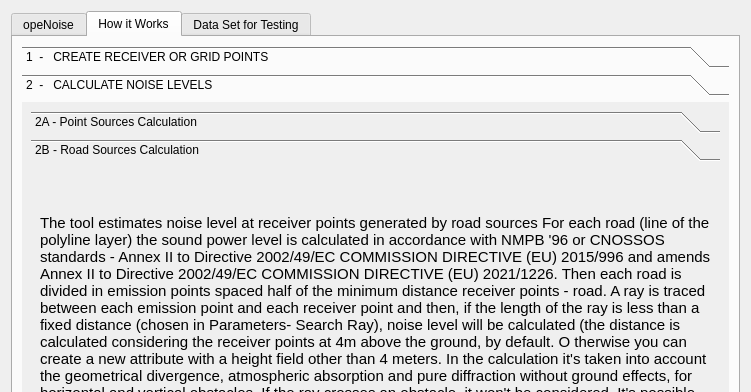
pierluigiderosa/openoise, file tools/ui_Helps.ui: the form before one commit; both pictures show x 0 to 751 and y 0 to 392 of the 751 by 847 pixel window.
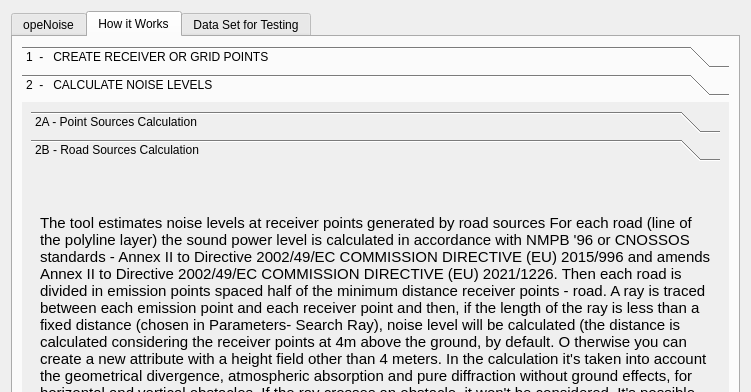
The form after the commit. The open tabs and pages were chosen to show the change.

Commit message: - fix for text help and infos - new GUIs

What changed in the file:
```diff
--- a/tools/ui_Helps.ui
+++ b/tools/ui_Helps.ui
@@ -119,8 +119,8 @@
            <rect>
             <x>0</x>
             <y>0</y>
-            <width>107</width>
-            <height>169</height>
+            <width>98</width>
+            <height>141</height>
            </rect>
           </property>
           <attribute name="label">
@@ -170,8 +170,8 @@
                <rect>
                 <x>0</x>
                 <y>0</y>
-                <width>252</width>
-                <height>2766</height>
+                <width>205</width>
+                <height>2316</height>
                </rect>
               </property>
               <attribute name="label">
@@ -189,7 +189,7 @@
                   </font>
                  </property>
                  <property name="text">
-                  <string>&lt;html&gt;&lt;head/&gt;&lt;body&gt;&lt;p align=&quot;justify&quot;&gt;&lt;span style=&quot; font-weight:600;&quot;&gt;The tool estimates noise level at receiver points generated by road sources &lt;/span&gt;&lt;/p&gt;&lt;p align=&quot;justify&quot;&gt;&lt;br/&gt;For each road (line of the polyline layer) the sound power level is calculated in accordance with NMPB '96 or CNOSSOS standards - Annex II to Directive 2002/49/EC COMMISSION DIRECTIVE (EU) 2015/996 and amends Annex II to Directive 2002/49/EC COMMISSION DIRECTIVE (EU) 2021/1226.&lt;/p&gt;&lt;p align=&quot;justify&quot;&gt;&lt;span style=&quot; text-decoration: underline;&quot;&gt;Then each road is divided in emission points spaced half of the minimum distance receiver points - road. &lt;/span&gt;&lt;/p&gt;&lt;p align=&quot;justify&quot;&gt;A ray is traced between each emission point and each receiver point and then, if the length of the ray is less than a fixed distance (chosen in Parameters-&amp;gt; Search Ray), noise level will be calculated (the distance is calculated considering the receiver points at 4m above the ground, by default. &lt;a name=&quot;tw-target-text&quot;/&gt;&lt;span style=&quot; text-decoration: underline;&quot;&gt;O&lt;/span&gt;&lt;span style=&quot; text-decoration: underline;&quot;&gt;therwise you can create a new attribute with a height field other than 4 meters.&lt;br/&gt;&lt;/span&gt;&lt;/p&gt;&lt;p align=&quot;justify&quot;&gt;In the calculation it's taken into account the geometrical divergence, atmospheric absorption and pure diffraction without ground effects, for horizontal and vertical obstacles.&lt;/p&gt;&lt;p align=&quot;justify&quot;&gt;If the ray crosses an obstacle, it won't be considered.&lt;/p&gt;&lt;p align=&quot;justify&quot;&gt;It's possible to create the emission points and rays layers. &lt;br/&gt;&lt;br/&gt;In the calculation the buldings are considerable as obstacles. For this reason it is possible to insert noise barrier in this layer.&lt;br/&gt;&lt;br/&gt;To take into account the building in 3D you can create a new attribute with a height field of buildings.&lt;br/&gt;&lt;/p&gt;&lt;p align=&quot;justify&quot;&gt;&lt;br/&gt;The computation is available for 4 reference periods: Generic, Day, Evening, Nigth. &lt;br/&gt;In addition, it is possible to calculate Lden using the indication of the European Directive 2002/49/EC (defining the lasting time for each reference period). &lt;/p&gt;&lt;p align=&quot;justify&quot;&gt;&lt;br/&gt;The results are written in the attribute table of the receiver points layer and are expressed in dB(A). &lt;br/&gt;&lt;br/&gt;&lt;span style=&quot; font-weight:600; font-style:italic;&quot;&gt;WARNING: &lt;/span&gt;if the level is not calculated or is less than zero the value -99 is assigned.&lt;/p&gt;&lt;p align=&quot;justify&quot;&gt;&lt;br/&gt;&lt;span style=&quot; font-style:italic;&quot;&gt;INPUT DATA: &lt;/span&gt;&lt;/p&gt;&lt;p align=&quot;justify&quot;&gt;- Receiver points (Point layer)&lt;/p&gt;&lt;p align=&quot;justify&quot;&gt;- Roads (Polyline layer) - In the attributes table it's necessary to have some fields with information about the characteristic of the single road to estimates the sound power level in accordance with NMPB '96 and CNOSSOS (Example can be viewed in the Data Set for testing).&lt;/p&gt;&lt;p align=&quot;justify&quot;&gt;- Buildings (Polygon layer) - optional -&lt;/p&gt;&lt;p align=&quot;justify&quot;&gt;&lt;br/&gt;&lt;span style=&quot; font-style:italic;&quot;&gt;OUTPUT DATA:&lt;/span&gt;&lt;/p&gt;&lt;p align=&quot;justify&quot;&gt;- Direct sound rays (Polyline layer) - optional -&lt;br/&gt;- Diffracted sound rays (Polyline layer) - optional -&lt;/p&gt;&lt;p align=&quot;justify&quot;&gt;&lt;br/&gt;&lt;span style=&quot; font-weight:600; font-style:italic;&quot;&gt;Reference Layer in - Data Set for Testing -&lt;/span&gt;&lt;/p&gt;&lt;p align=&quot;justify&quot;&gt;1. buildings&lt;br/&gt;2. receveir_points (layer created with the tool 'Create Receiver or Grid Points')&lt;br/&gt;4. roads_NMPB_emission&lt;br/&gt;5. roads_NMPB_traffic_flow&lt;br/&gt;6. roads_CNOSSOS_traffic_flow&lt;br/&gt;&lt;/p&gt;&lt;/body&gt;&lt;/html&gt;</string>
+                  <string>&lt;html&gt;&lt;head/&gt;&lt;body&gt;&lt;p align=&quot;justify&quot;&gt;&lt;span style=&quot; font-weight:600;&quot;&gt;The tool estimates noise levels at receiver points generated by road sources &lt;/span&gt;&lt;/p&gt;&lt;p align=&quot;justify&quot;&gt;&lt;br/&gt;For each road (line of the polyline layer) the sound power level is calculated in accordance with NMPB '96 or CNOSSOS standards - Annex II to Directive 2002/49/EC COMMISSION DIRECTIVE (EU) 2015/996 and amends Annex II to Directive 2002/49/EC COMMISSION DIRECTIVE (EU) 2021/1226.&lt;/p&gt;&lt;p align=&quot;justify&quot;&gt;&lt;span style=&quot; text-decoration: underline;&quot;&gt;Then each road is divided in emission points spaced half of the minimum distance receiver points - road. &lt;/span&gt;&lt;/p&gt;&lt;p align=&quot;justify&quot;&gt;A ray is traced between each emission point and each receiver point and then, if the length of the ray is less than a fixed distance (chosen in Parameters-&amp;gt; Search Ray), noise level will be calculated (the distance is calculated considering the receiver points at 4m above the ground, by default. &lt;a name=&quot;tw-target-text&quot;/&gt;&lt;span style=&quot; text-decoration: underline;&quot;&gt;O&lt;/span&gt;&lt;span style=&quot; text-decoration: underline;&quot;&gt;therwise you can create a new attribute with a height field other than 4 meters.&lt;br/&gt;&lt;/span&gt;&lt;/p&gt;&lt;p align=&quot;justify&quot;&gt;In the calculation it's taken into account the geometrical divergence, atmospheric absorption and pure diffraction without ground effects, for horizontal and vertical obstacles.&lt;/p&gt;&lt;p align=&quot;justify&quot;&gt;If the ray crosses an obstacle, it won't be considered.&lt;/p&gt;&lt;p align=&quot;justify&quot;&gt;It's possible to create the emission points and rays layers. &lt;br/&gt;&lt;br/&gt;In the calculation the buldings are considerable as obstacles. For this reason it is possible to insert noise barrier in this layer.&lt;br/&gt;&lt;br/&gt;To take into account the building in 3D you can create a new attribute with a height field of buildings.&lt;br/&gt;&lt;/p&gt;&lt;p align=&quot;justify&quot;&gt;&lt;br/&gt;The computation is available for 4 reference periods: Generic, Day, Evening, Nigth. &lt;br/&gt;In addition, it is possible to calculate Lden using the indication of the European Directive 2002/49/EC (defining the lasting time for each reference period). &lt;/p&gt;&lt;p align=&quot;justify&quot;&gt;&lt;br/&gt;The results are written in the attribute table of the receiver points layer and are expressed in dB(A). &lt;br/&gt;&lt;br/&gt;&lt;span style=&quot; font-weight:600; font-style:italic;&quot;&gt;WARNING: &lt;/span&gt;if the level is not calculated or is less than zero the value -99 is assigned.&lt;/p&gt;&lt;p align=&quot;justify&quot;&gt;&lt;br/&gt;&lt;span style=&quot; font-style:italic;&quot;&gt;INPUT DATA: &lt;/span&gt;&lt;/p&gt;&lt;p align=&quot;justify&quot;&gt;- Receiver points (Point layer)&lt;/p&gt;&lt;p align=&quot;justify&quot;&gt;- Roads (Polyline layer) - In the attributes table it's necessary to have some fields with information about the characteristic of the single road to estimates the sound power level in accordance with NMPB '96 and CNOSSOS (Example can be viewed in the Data Set for testing).&lt;/p&gt;&lt;p align=&quot;justify&quot;&gt;- Buildings (Polygon layer) - optional -&lt;/p&gt;&lt;p align=&quot;justify&quot;&gt;&lt;br/&gt;&lt;span style=&quot; font-style:italic;&quot;&gt;OUTPUT DATA:&lt;/span&gt;&lt;/p&gt;&lt;p align=&quot;justify&quot;&gt;- Direct sound rays (Polyline layer) - optional -&lt;br/&gt;- Diffracted sound rays (Polyline layer) - optional -&lt;/p&gt;&lt;p align=&quot;justify&quot;&gt;&lt;br/&gt;&lt;span style=&quot; font-weight:600; font-style:italic;&quot;&gt;Reference Layer in - Data Set for Testing -&lt;/span&gt;&lt;/p&gt;&lt;p align=&quot;justify&quot;&gt;1. buildings&lt;br/&gt;2. receveir_points (layer created with the tool 'Create Receiver or Grid Points')&lt;br/&gt;4. roads_NMPB_emission&lt;br/&gt;5. roads_NMPB_traffic_flow&lt;br/&gt;6. roads_CNOSSOS_traffic_flow&lt;br/&gt;&lt;/p&gt;&lt;/body&gt;&lt;/html&gt;</string>
                  </property>
                  <property name="wordWrap">
                   <bool>true</bool>
```
Left out of the diff: 22 changed lines with no effect on the pictures. The commit also changes 12 other files.
